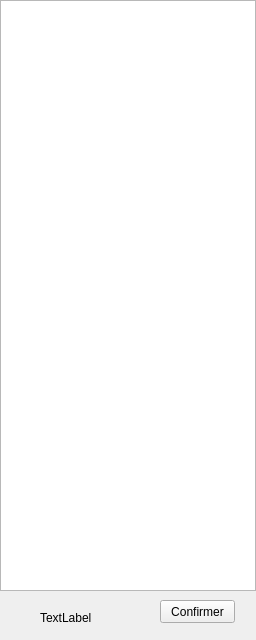
Old version of the form IG/responsableIG/ResponsablePanel/produitsousig.ui in the repository 4mbroise/goodBasket.
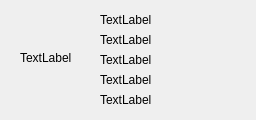
New version of the form.

Commit message: modèle de producteur et produit listwidget

The edit to the form file:
```diff
--- a/IG/responsableIG/ResponsablePanel/produitsousig.ui
+++ b/IG/responsableIG/ResponsablePanel/produitsousig.ui
@@ -7,42 +7,84 @@
     <x>0</x>
     <y>0</y>
     <width>256</width>
-    <height>640</height>
+    <height>120</height>
    </rect>
   </property>
   <property name="windowTitle">
    <string>Widget</string>
   </property>
-  <widget class="QPushButton" name="Confirmer">
+  <widget class="QLabel" name="Photo">
    <property name="geometry">
     <rect>
-     <x>160</x>
-     <y>600</y>
+     <x>20</x>
+     <y>20</y>
      <width>75</width>
-     <height>23</height>
+     <height>75</height>
     </rect>
    </property>
    <property name="text">
-    <string>Confirmer</string>
+    <string>TextLabel</string>
    </property>
   </widget>
-  <widget class="QListWidget" name="listWidget">
+  <widget class="QLabel" name="NomProduit">
    <property name="geometry">
     <rect>
-     <x>0</x>
-     <y>0</y>
-     <width>256</width>
-     <height>591</height>
+     <x>100</x>
+     <y>10</y>
+     <width>75</width>
+     <height>20</height>
     </rect>
    </property>
+   <property name="text">
+    <string>TextLabel</string>
+   </property>
   </widget>
   <widget class="QLabel" name="total">
    <property name="geometry">
     <rect>
-     <x>40</x>
-     <y>610</y>
-     <width>91</width>
-     <height>16</height>
+     <x>100</x>
+     <y>50</y>
+     <width>75</width>
+     <height>20</height>
+    </rect>
+   </property>
+   <property name="text">
+    <string>TextLabel</string>
+   </property>
+  </widget>
+  <widget class="QLabel" name="Date">
+   <property name="geometry">
+    <rect>
+     <x>100</x>
+     <y>70</y>
+     <width>75</width>
+     <height>20</height>
+    </rect>
+   </property>
+   <property name="text">
+    <string>TextLabel</string>
+   </property>
+  </widget>
+  <widget class="QLabel" name="Quantite">
+   <property name="geometry">
+    <rect>
+     <x>100</x>
+     <y>30</y>
+     <width>75</width>
+     <height>20</height>
+    </rect>
+   </property>
+   <property name="text">
+    <string>TextLabel</string>
+   </property>
+  </widget>
+  <widget class="QLabel" name="NomProducteur">
+   <property name="geometry">
+    <rect>
+     <x>100</x>
+     <y>90</y>
+     <width>75</width>
+     <height>20</height>
     </rect>
    </property>
    <property name="text">
```
Left out of the diff: 2 changed lines with no effect on the pictures. The commit also changes 4 other files.
